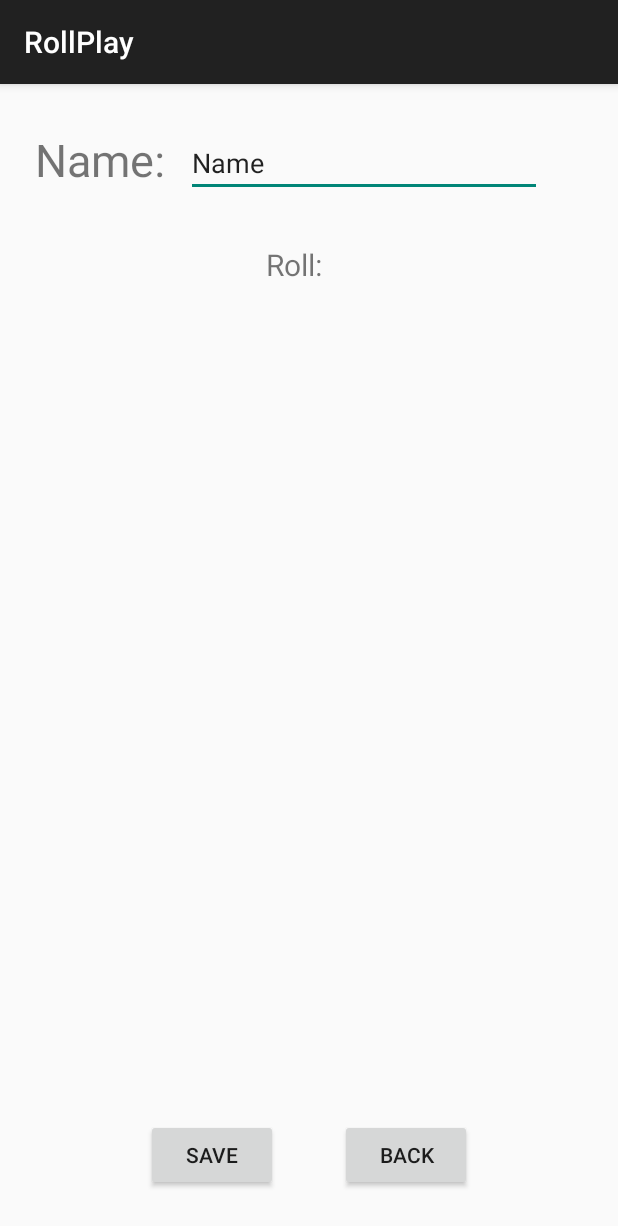
After one commit to maroufia/RollPlayProject, an Android app: the SaveActivity screen opened directly, with no data from a screen before it, on a phone screen of 412 x 824 dp. The commit adds this screen. Shown: the top 1226 px of the screen. Run offline under Robolectric (Android 15) with nearby library versions, the phone set to English and light mode, and no system bars.

Commit message:
Made landscape thing for main activity. Also started doing the save roll stuff.

```diff
--- a/app/src/main/AndroidManifest.xml
+++ b/app/src/main/AndroidManifest.xml
@@ -13,6 +13,9 @@
         android:theme="@style/Theme.RollPlay"
         tools:targetApi="31">
         <activity
+            android:name=".SaveActivity"
+            android:exported="false" />
+        <activity
             android:name=".MainActivity"
             android:exported="true">
             <intent-filter>
--- /dev/null
+++ b/app/src/main/java/com/example/rollplay/SaveActivity.java
@@ -0,0 +1,47 @@
+package com.example.rollplay;
+
+import androidx.appcompat.app.AppCompatActivity;
+
+import android.content.Intent;
+import android.os.Bundle;
+import android.view.View;
+import android.widget.Button;
+import android.widget.TextView;
+
+import java.util.ArrayList;
+
+public class SaveActivity extends AppCompatActivity {
+
+    @Override
+    protected void onCreate(Bundle savedInstanceState) {
+        super.onCreate(savedInstanceState);
+        setContentView(R.layout.activity_save);
+
+        Bundle bundle = getIntent().getExtras();
+        ArrayList<String> Roll = new ArrayList<>(); // or other values
+        if(bundle != null)
+            Roll = bundle.getStringArrayList("Roll");
+
+        TextView RollText = findViewById(R.id.textRoll);
+        Button saveBtn = findViewById(R.id.saveBtn);
+        Button backBtn = findViewById(R.id.backBtn);
+
+        RollText.setText("Roll: ");
+        for (int i=0; i < Roll.size(); i++)
+            RollText.append(Roll.get(i));
+
+        View.OnClickListener saveBtnListener = v -> {
+
+        };
+
+        saveBtn.setOnClickListener(saveBtnListener);
+
+        View.OnClickListener backBtnListener = v -> {
+            Intent intent = new Intent(SaveActivity.this, MainActivity.class);
+            startActivity(intent);
+            finish();
+        };
+
+        backBtn.setOnClickListener(backBtnListener);
+    }
+}
--- /dev/null
+++ b/app/src/main/res/layout/activity_save.xml
@@ -0,0 +1,67 @@
+<?xml version="1.0" encoding="utf-8"?>
+<androidx.constraintlayout.widget.ConstraintLayout xmlns:android="http://schemas.android.com/apk/res/android"
+    xmlns:app="http://schemas.android.com/apk/res-auto"
+    xmlns:tools="http://schemas.android.com/tools"
+    android:id="@+id/constraintLayout"
+    android:layout_width="match_parent"
+    android:layout_height="match_parent"
+    tools:context=".SaveActivity">
+
+    <TextView
+        android:id="@+id/textName"
+        android:layout_width="103dp"
+        android:layout_height="39dp"
+        android:layout_marginStart="15dp"
+        android:layout_marginTop="30dp"
+        android:gravity="center"
+        android:text="Name:"
+        android:textSize="30sp"
+        app:layout_constraintStart_toStartOf="parent"
+        app:layout_constraintTop_toTopOf="parent" />
+
+    <EditText
+        android:id="@+id/inputName"
+        android:layout_width="237dp"
+        android:layout_height="45dp"
+        android:layout_marginStart="5dp"
+        android:layout_marginTop="30dp"
+        android:ems="10"
+        android:inputType="text"
+        android:text="Name"
+        app:layout_constraintStart_toEndOf="@+id/textName"
+        app:layout_constraintTop_toTopOf="parent" />
+
+    <TextView
+        android:id="@+id/textRoll"
+        android:layout_width="365dp"
+        android:layout_height="39dp"
+        android:layout_marginStart="15dp"
+        android:layout_marginTop="25dp"
+        android:gravity="center"
+        android:text="textRoll"
+        android:textSize="20sp"
+        app:layout_constraintStart_toStartOf="parent"
+        app:layout_constraintTop_toBottomOf="@+id/inputName" />
+
+    <Button
+        android:id="@+id/saveBtn"
+        android:layout_width="wrap_content"
+        android:layout_height="wrap_content"
+        android:layout_marginBottom="30dp"
+        android:text="Save"
+        app:layout_constraintBottom_toBottomOf="parent"
+        app:layout_constraintEnd_toEndOf="parent"
+        app:layout_constraintHorizontal_bias="0.3"
+        app:layout_constraintStart_toStartOf="parent" />
+
+    <Button
+        android:id="@+id/backBtn"
+        android:layout_width="wrap_content"
+        android:layout_height="wrap_content"
+        android:layout_marginBottom="30dp"
+        android:text="Back"
+        app:layout_constraintBottom_toBottomOf="parent"
+        app:layout_constraintEnd_toEndOf="parent"
+        app:layout_constraintHorizontal_bias="0.7"
+        app:layout_constraintStart_toStartOf="parent" />
+</androidx.constraintlayout.widget.ConstraintLayout>
```
Also changed, not shown: app/src/main/java/com/example/rollplay/MainActivity.java (+12 -0 lines), app/src/main/res/layout-land/activity_main.xml (added, +263 -0 lines).
